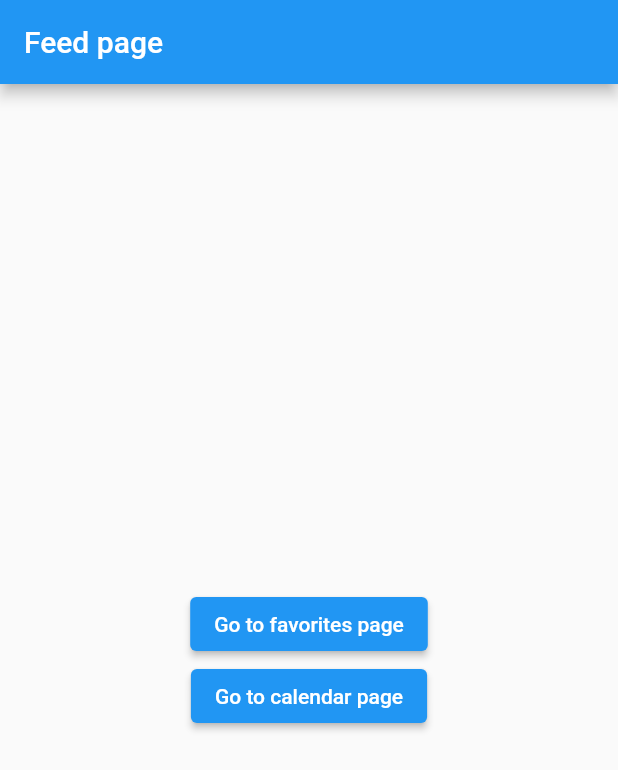
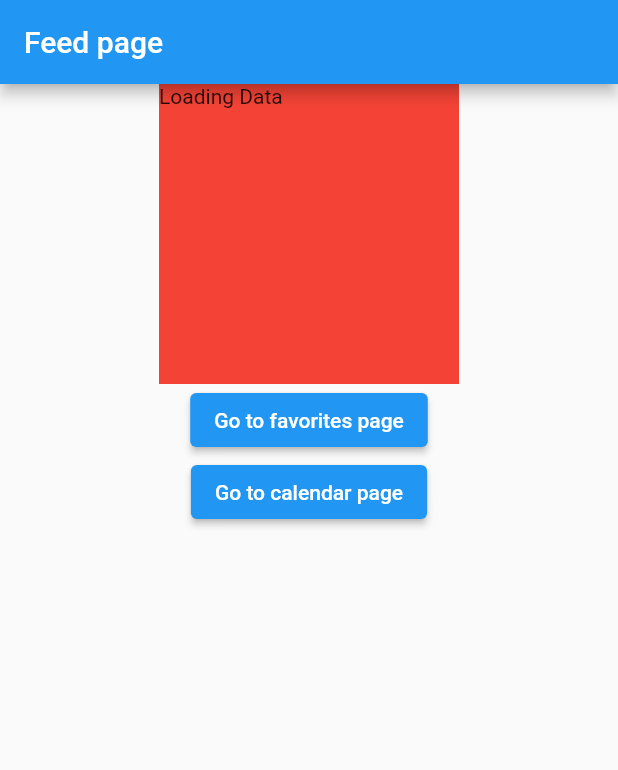
Before and after one commit to DariusMuscalu/News-Feed-App, a Flutter app: the screen it shows after launch, on a phone screen of 412 x 824 dp. Shown: the top 770 px of the screen. Run offline on Flutter 3.47's test engine with Material 2 defaults, Android fonts, the phone set to English and light mode, and no system bars; our stand-ins replace go_router, url_strategy; network calls fail.

Commit message:
Added the news-pack.service and managed to consume the API, showing data in the UI

```diff
--- a/lib/feed/models/news-pack.model.dart
+++ b/lib/feed/models/news-pack.model.dart
@@ -1,11 +1,11 @@
 import 'package:news_app/feed/models/news.model.dart';
 
+// No need for toJson method, we are not sending anything to the server.
 class NewsPackM {
   final List<NewsM> news;
 
   NewsPackM({required this.news});
 
-  // TODO Add toJson and fromJson methods
   factory NewsPackM.fromJson(Map<String, dynamic> json) => NewsPackM(
         news: json['hits'] != null
             ? (json['hits'] as List)
--- a/lib/feed/pages/feed.page.dart
+++ b/lib/feed/pages/feed.page.dart
@@ -1,7 +1,7 @@
 import 'package:flutter/material.dart';
 import 'package:go_router/go_router.dart';
-import 'package:news_app/feed/models/news-pack.model.dart';
-import 'package:news_app/feed/repositories/news-pack.repository.dart';
+import 'package:news_app/feed/services/news-pack.service.dart';
+import 'package:provider/provider.dart';
 
 // This is the main feed that is showing the latest news.
 class FeedPage extends StatefulWidget {
@@ -13,14 +13,34 @@ class FeedPage extends StatefulWidget {
 
 class _FeedPageState extends State<FeedPage> {
   @override
-  Widget build(BuildContext context) =>
-      Scaffold(
+  void initState() {
+    final newsPackService =
+        Provider.of<NewsPackService>(context, listen: false);
+    newsPackService.getNewsPackM();
+    super.initState();
+  }
+
+  @override
+  Widget build(BuildContext context) {
+    final newsPack = Provider.of<NewsPackService>(context);
+
+    return Scaffold(
       appBar: AppBar(
         automaticallyImplyLeading: false,
         title: const Text('Feed page'),
       ),
       body: Center(
         child: Column(
+          children: [
+            newsPack.loading
+                ? Container(
+                    width: 200,
+                    height: 200,
+                    color: Colors.red,
+                    child: const Text('Loading Data'),
+                  )
+                : Text(newsPack.newsPack?.news[0].author ?? 'Empty'),
+            Column(
               mainAxisAlignment: MainAxisAlignment.center,
               children: <Widget>[
                 ElevatedButton(
@@ -33,6 +53,9 @@ class _FeedPageState extends State<FeedPage> {
                 ),
               ],
             ),
+          ],
+        ),
       ),
     );
   }
+}
--- a/lib/feed/repositories/news-pack.repository.dart
+++ b/lib/feed/repositories/news-pack.repository.dart
@@ -5,12 +5,15 @@ import 'package:news_app/feed/models/news-pack.model.dart';
 
 class NewsPackRepository {
   // TODO Make as a const and move it to a different file.
-  static const String url = 'https://hn.algolia.com/api/v1/search?tags=front_page';
+  static const String url =
+      'https://hn.algolia.com/api/v1/search?tags=front_page';
 
   Future<NewsPackM> fetchNewsM() async {
-    final response = await http.get(url as Uri);
+    final response = await http.get(
+      Uri.parse(url),
+    );
     if (response.statusCode == 200) {
-      print('OKKKKKK ----------------------------------------');
+      print('------ $response');
       return NewsPackM.fromJson(jsonDecode(response.body));
     } else {
       throw Exception('Unexpected error occurred in NewsM repository!');
--- /dev/null
+++ b/lib/feed/services/news-pack.service.dart
@@ -0,0 +1,19 @@
+import 'package:flutter/cupertino.dart';
+import 'package:news_app/feed/models/news-pack.model.dart';
+import 'package:news_app/feed/repositories/news-pack.repository.dart';
+
+class NewsPackService extends ChangeNotifier {
+  NewsPackM? newsPack;
+  // Todo improve this with something better, a convention through all services.
+  bool loading = false;
+
+  getNewsPackM() async {
+    loading = true;
+    newsPack = (await NewsPackRepository().fetchNewsM());
+    loading = false;
+
+    // Tells the change notifier to update when changes are made and such, the UI is updated with the new data.
+    notifyListeners();
+  }
+
+}
--- a/lib/main.dart
+++ b/lib/main.dart
@@ -1,15 +1,8 @@
 import 'package:flutter/material.dart';
+import 'package:news_app/feed/services/news-pack.service.dart';
 import 'package:news_app/router.dart';
+import 'package:provider/provider.dart';
 import 'package:url_strategy/url_strategy.dart';
-
-// This scenario demonstrates a simple two-page app.
-//
-// The first route '/' is mapped to Page1Screen, and the second route '/page2'
-// is mapped to Page2Screen. To navigate between pages, press the buttons on the
-// pages.
-//
-// The onPress callbacks use context.go() to navigate to another page. This is
-// equivalent to entering url to the browser url bar directly.
 
 void main() {
   // Removes the '#' from the URL.
@@ -23,7 +16,10 @@ class App extends StatelessWidget {
   const App({Key? key}) : super(key: key);
 
   @override
-  Widget build(BuildContext context) => MaterialApp.router(
-        routerConfig: router,
+  Widget build(BuildContext context) => ChangeNotifierProvider(
+        create: (context) => NewsPackService(),
+        child: MaterialApp.router(
+          routerConfig: router,
+        ),
       );
 }
--- a/pubspec.yaml
+++ b/pubspec.yaml
@@ -24,6 +24,7 @@ dependencies:
 
   # Add comment for why we are using this. And what it does??
   shared_preferences: ^2.0.15
+  provider: ^6.0.4
 
 dev_dependencies:
   flutter_test:
```
Also changed, not shown: pubspec.lock. Lines whose indentation alone changed are shown as unchanged.
